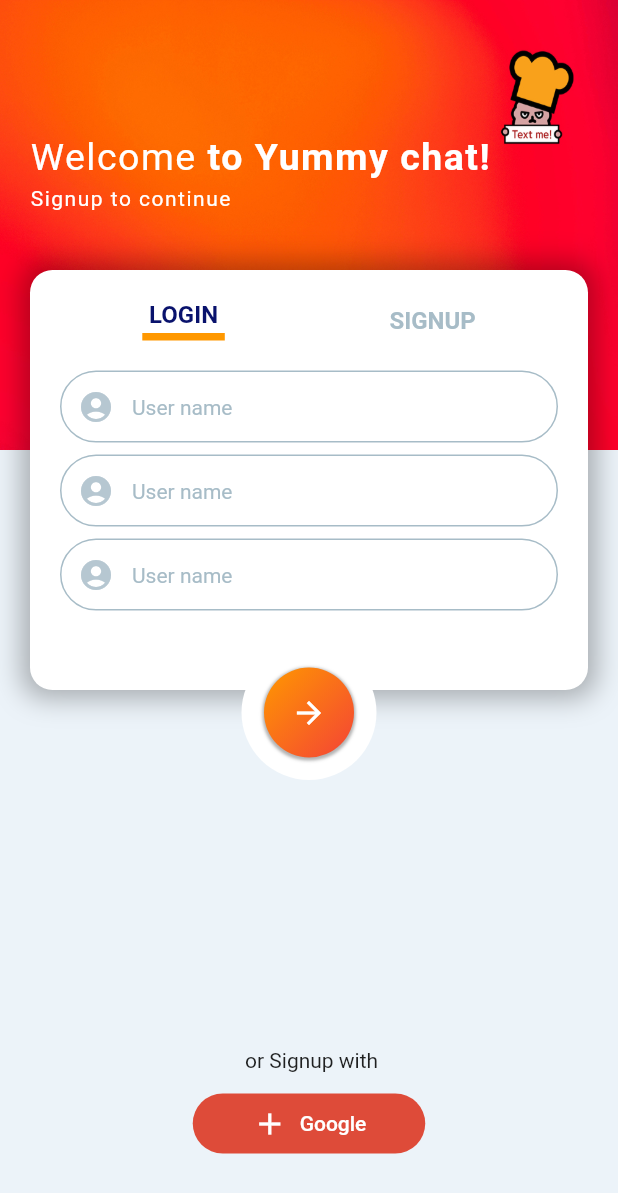
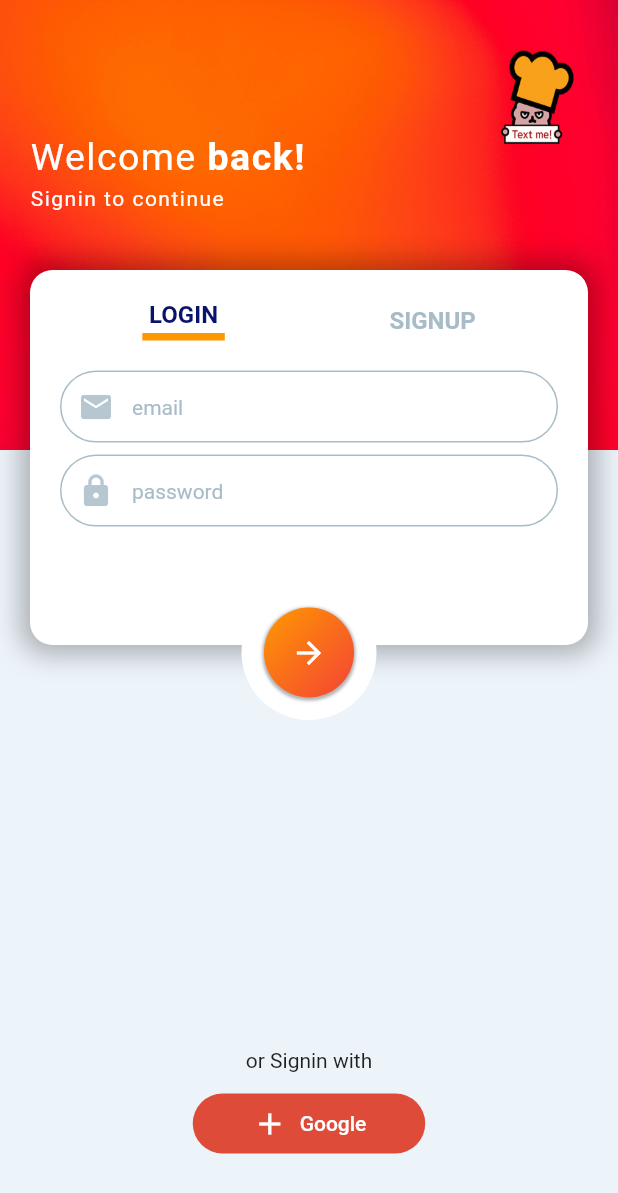
Before and after one commit to js0505/flutter_chatting, a Flutter app: the screen it shows after launch, after a tap on "LOGIN", on a phone screen of 412 x 824 dp. Shown: the top 1193 px of the screen. Run offline on Flutter 3.47's test engine with Material 2 defaults, Android fonts, the phone set to English and light mode, and no system bars.

Commit message:
login, signup 별 컨테이너, 텍스트폼 수정

```diff
--- a/lib/screens/main_screen.dart
+++ b/lib/screens/main_screen.dart
@@ -40,7 +40,7 @@ class _LoginSignupScreenState extends State<LoginSignupScreen> {
                 crossAxisAlignment: CrossAxisAlignment.start,
                 children: [
                   RichText(
-                    text: const TextSpan(
+                    text: TextSpan(
                       text: 'Welcome',
                       style: TextStyle(
                         letterSpacing: 1.0,
@@ -49,7 +49,7 @@ class _LoginSignupScreenState extends State<LoginSignupScreen> {
                       ),
                       children: [
                         TextSpan(
-                          text: ' to Yummy chat!',
+                          text: isSignupScreen ? ' to Yummy chat!' : ' back!',
                           style: TextStyle(
                             letterSpacing: 1.0,
                             fontSize: 25,
@@ -63,8 +63,10 @@ class _LoginSignupScreenState extends State<LoginSignupScreen> {
                   const SizedBox(
                     height: 5.0,
                   ),
-                  const Text(
-                    'Signup to continue',
+                  Text(
+                    isSignupScreen
+                        ? 'Signup to continue'
+                        : 'Signin to continue',
                     style: TextStyle(
                       color: Colors.white,
                       letterSpacing: 1.0,
@@ -80,7 +82,7 @@ class _LoginSignupScreenState extends State<LoginSignupScreen> {
             top: 180,
             child: Container(
               padding: EdgeInsets.all(20.0),
-              height: 280.0,
+              height: isSignupScreen ? 280.0 : 250.0,
               // 현재 실행중인 기기의 width 픽셀의 -40 만큼의 크기
               width: MediaQuery.of(context).size.width - 40,
               margin: const EdgeInsets.symmetric(
@@ -99,6 +101,7 @@ class _LoginSignupScreenState extends State<LoginSignupScreen> {
               ),
               child: Column(
                 children: [
+                  //LOGIN, SIGNUP tap button
                   Row(
                     mainAxisAlignment: MainAxisAlignment.spaceAround,
                     children: [
@@ -164,15 +167,48 @@ class _LoginSignupScreenState extends State<LoginSignupScreen> {
                       ),
                     ],
                   ),
+                  // TextFormField Container
+                  if (isSignupScreen)
+                    //Signup Form
                     Container(
                       margin: EdgeInsets.only(top: 20),
                       child: Form(
                         child: Column(
                           children: [
                             TextFormField(
+                              decoration: InputDecoration(
+                                  prefixIcon: Icon(
+                                    Icons.account_circle,
+                                    color: Pallete.iconColor,
+                                  ),
+                                  enabledBorder: const OutlineInputBorder(
+                                    borderSide: BorderSide(
+                                      color: Pallete.textColor1,
+                                    ),
+                                    borderRadius: BorderRadius.all(
+                                      Radius.circular(35.0),
+                                    ),
+                                  ),
+                                  focusedBorder: const OutlineInputBorder(
+                                    borderSide: BorderSide(
+                                      color: Pallete.textColor1,
+                                    ),
+                                    borderRadius: BorderRadius.all(
+                                      Radius.circular(35.0),
+                                    ),
+                                  ),
+                                  hintText: 'User name',
+                                  hintStyle: const TextStyle(
+                                      fontSize: 14, color: Pallete.textColor1),
+                                  contentPadding: EdgeInsets.all(10)),
+                            ),
+                            SizedBox(
+                              height: 8,
+                            ),
+                            TextFormField(
                               decoration: const InputDecoration(
                                   prefixIcon: Icon(
-                                  Icons.account_circle,
+                                    Icons.email,
                                     color: Pallete.iconColor,
                                   ),
                                   enabledBorder: OutlineInputBorder(
@@ -191,7 +227,7 @@ class _LoginSignupScreenState extends State<LoginSignupScreen> {
                                       Radius.circular(35.0),
                                     ),
                                   ),
-                                hintText: 'User name',
+                                  hintText: 'email',
                                   hintStyle: TextStyle(
                                       fontSize: 14, color: Pallete.textColor1),
                                   contentPadding: EdgeInsets.all(10)),
@@ -202,7 +238,7 @@ class _LoginSignupScreenState extends State<LoginSignupScreen> {
                             TextFormField(
                               decoration: const InputDecoration(
                                   prefixIcon: Icon(
-                                  Icons.account_circle,
+                                    Icons.lock,
                                     color: Pallete.iconColor,
                                   ),
                                   enabledBorder: OutlineInputBorder(
@@ -221,18 +257,26 @@ class _LoginSignupScreenState extends State<LoginSignupScreen> {
                                       Radius.circular(35.0),
                                     ),
                                   ),
-                                hintText: 'User name',
+                                  hintText: 'password',
                                   hintStyle: TextStyle(
                                       fontSize: 14, color: Pallete.textColor1),
                                   contentPadding: EdgeInsets.all(10)),
                             ),
-                          SizedBox(
-                            height: 8,
+                          ],
                         ),
+                      ),
+                    ),
+                  //Login Form
+                  if (!isSignupScreen)
+                    Container(
+                      margin: EdgeInsets.only(top: 20),
+                      child: Form(
+                        child: Column(
+                          children: [
                             TextFormField(
                               decoration: const InputDecoration(
                                   prefixIcon: Icon(
-                                  Icons.account_circle,
+                                    Icons.email,
                                     color: Pallete.iconColor,
                                   ),
                                   enabledBorder: OutlineInputBorder(
@@ -251,7 +295,37 @@ class _LoginSignupScreenState extends State<LoginSignupScreen> {
                                       Radius.circular(35.0),
                                     ),
                                   ),
-                                hintText: 'User name',
+                                  hintText: 'email',
+                                  hintStyle: TextStyle(
+                                      fontSize: 14, color: Pallete.textColor1),
+                                  contentPadding: EdgeInsets.all(10)),
+                            ),
+                            SizedBox(
+                              height: 8,
+                            ),
+                            TextFormField(
+                              decoration: const InputDecoration(
+                                  prefixIcon: Icon(
+                                    Icons.lock,
+                                    color: Pallete.iconColor,
+                                  ),
+                                  enabledBorder: OutlineInputBorder(
+                                    borderSide: BorderSide(
+                                      color: Pallete.textColor1,
+                                    ),
+                                    borderRadius: BorderRadius.all(
+                                      Radius.circular(35.0),
+                                    ),
+                                  ),
+                                  focusedBorder: OutlineInputBorder(
+                                    borderSide: BorderSide(
+                                      color: Pallete.textColor1,
+                                    ),
+                                    borderRadius: BorderRadius.all(
+                                      Radius.circular(35.0),
+                                    ),
+                                  ),
+                                  hintText: 'password',
                                   hintStyle: TextStyle(
                                       fontSize: 14, color: Pallete.textColor1),
                                   contentPadding: EdgeInsets.all(10)),
@@ -267,7 +341,7 @@ class _LoginSignupScreenState extends State<LoginSignupScreen> {
           // TextFormField Positioned 끝
           // 전송버튼 시작.
           Positioned(
-            top: 430,
+            top: isSignupScreen ? 430 : 390,
             right: 0,
             left: 0,
             child: Center(
@@ -314,7 +388,7 @@ class _LoginSignupScreenState extends State<LoginSignupScreen> {
             left: 0,
             child: Column(
               children: [
-                const Text(' or Signup with'),
+                Text(isSignupScreen ? ' or Signup with' : 'or Signin with'),
                 const SizedBox(
                   height: 10,
                 ),
```
Lines whose indentation alone changed are shown as unchanged.
